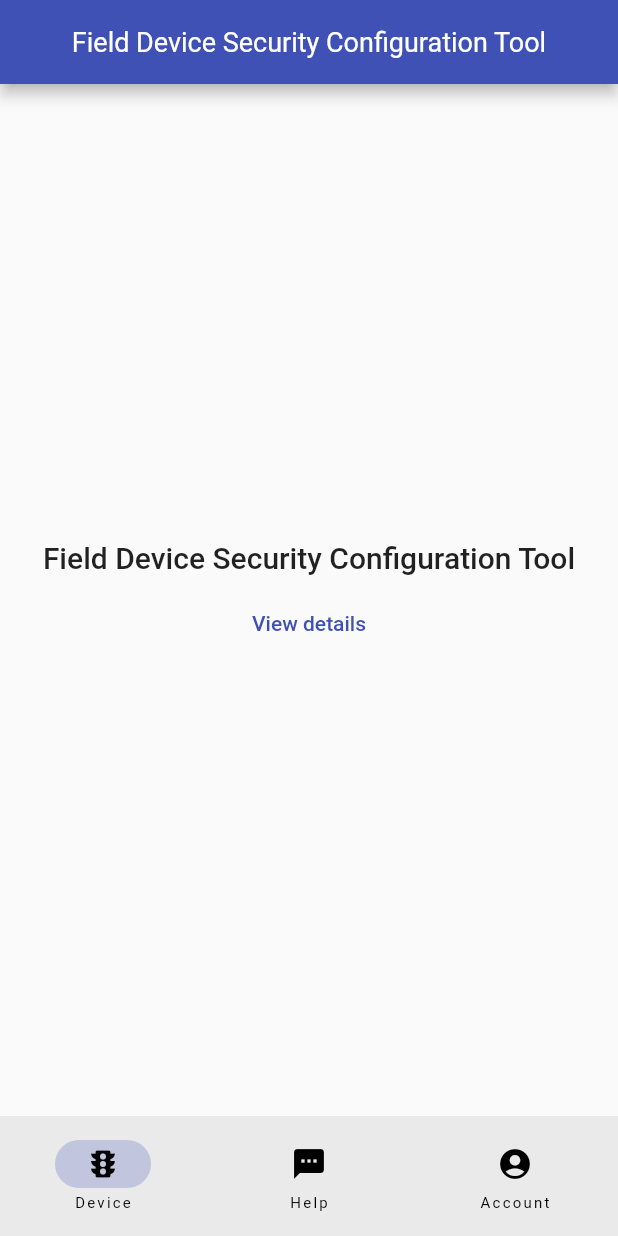
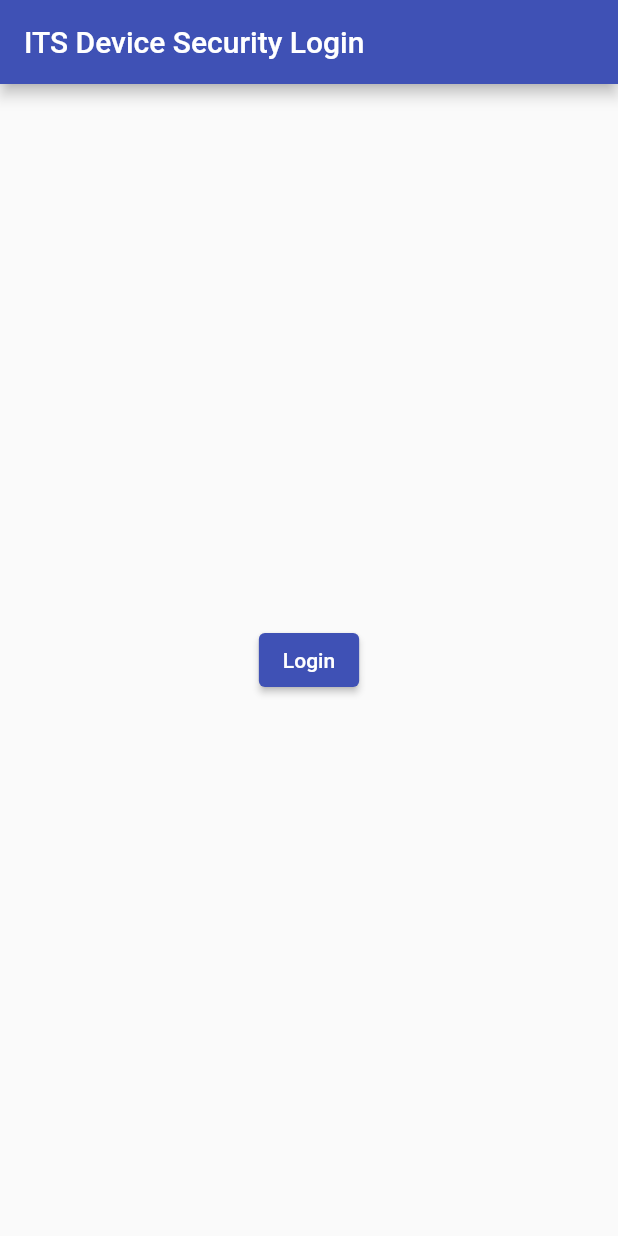
Before and after one commit to usdot-fhwa-OPS/Cybersecurity, a Flutter app: the screen it shows after launch, on a phone screen of 412 x 824 dp. Run offline on Flutter 3.47's test engine with Material 2 defaults, Android fonts, the phone set to English and light mode, and no system bars; our stand-ins replace go_router.

Commit message:
Added User Info and GoRouter redirect for login page

```diff
--- a/lib/main.dart
+++ b/lib/main.dart
@@ -1,5 +1,10 @@
 import 'package:flutter/material.dart';
 import 'package:cybersecurity_its_app/utils/router_configuration.dart';
+import 'package:cybersecurity_its_app/utils/login_info.dart';
+import 'package:provider/provider.dart';
+
+
+final LoginInfo _loginInfo = LoginInfo();
 
 void main() {
   runApp(const MyApp());
@@ -8,14 +13,18 @@ void main() {
 class MyApp extends StatelessWidget {
   const MyApp({super.key});
 
+
   @override
-  Widget build(BuildContext context) {
-    return MaterialApp.router(
+  Widget build(BuildContext context) => ChangeNotifierProvider<LoginInfo>.value(
+        value: _loginInfo,
+        child: MaterialApp.router(
           routerConfig: goRouter,
           debugShowCheckedModeBanner: false,
           theme: ThemeData(
             primarySwatch: Colors.indigo,
           ),
+        ),
       );
+
+
 }
-}
--- /dev/null
+++ b/lib/utils/login_info.dart
@@ -0,0 +1,31 @@
+import 'package:flutter/material.dart';
+
+//TODO: additional login rules will need to be applied eventually. 30 day limit for stored credentials, etc
+/// The login information.
+class LoginInfo extends ChangeNotifier {
+
+  static final LoginInfo _singleton = LoginInfo._internal();
+  factory LoginInfo() {
+    return _singleton;
+  }
+  LoginInfo._internal();
+
+  /// The username of login.
+  String get userName => _userName;
+  String _userName = '';
+
+  /// Whether a user has logged in.
+  bool get loggedIn => _userName.isNotEmpty;
+
+  /// Logs in a user.
+  void login(String userName) {
+    _userName = userName;
+    notifyListeners();
+  }
+
+  /// Logs out the current user.
+  void logout() {
+    _userName = '';
+    notifyListeners();
+  }
+}
--- a/lib/utils/router_configuration.dart
+++ b/lib/utils/router_configuration.dart
@@ -1,8 +1,10 @@
 import 'package:flutter/material.dart';
 import 'package:go_router/go_router.dart';
 
+import 'package:cybersecurity_its_app/utils/login_info.dart';
 import 'package:cybersecurity_its_app/widgets/bottom_nav_bar.dart';
 import 'package:cybersecurity_its_app/views/home_screen.dart';
+import 'package:cybersecurity_its_app/views/login_screen.dart';
 import 'package:cybersecurity_its_app/views/device_detail_screen.dart';
 import 'package:cybersecurity_its_app/views/help_screen.dart';
 import 'package:cybersecurity_its_app/views/settings_screen.dart';
@@ -11,6 +13,7 @@ final _rootNavigatorKey = GlobalKey<NavigatorState>();
 final _shellNavigatorAKey = GlobalKey<NavigatorState>(debugLabel: 'shellA');
 final _shellNavigatorBKey = GlobalKey<NavigatorState>(debugLabel: 'shellB');
 final _shellNavigatorCKey = GlobalKey<NavigatorState>(debugLabel: 'shellC');
+final _loginInfo = LoginInfo();
 
 /// The route configuration.
 final goRouter = GoRouter(
@@ -75,5 +78,35 @@ final goRouter = GoRouter(
         ),
       ],
     ),
+    GoRoute(
+      parentNavigatorKey: _rootNavigatorKey,
+      path: '/Login',
+      pageBuilder: (context, state) => const NoTransitionPage(
+        child: LoginScreen(label: 'ITS Device Security Login'),
+      ),
+    ),
+
   ],
+
+  // redirect to the login page if the user is not logged in
+    redirect: (BuildContext context, GoRouterState state) {
+      // if the user is not logged in, they need to login
+      final bool loggedIn = _loginInfo.loggedIn;
+      final bool loggingIn = state.matchedLocation == '/Login';
+      if (!loggedIn) {
+        return '/Login';
+      }
+
+      // if the user is logged in but still on the login page, send them to
+      // the home page
+      if (loggingIn) {
+        return '/Home';
+      }
+
+      // no need to redirect at all
+      return null;
+    },
+
+    // changes on the listenable will cause the router to refresh it's route
+    refreshListenable: _loginInfo,
 );
--- /dev/null
+++ b/lib/views/login_screen.dart
@@ -0,0 +1,33 @@
+import 'package:flutter/material.dart';
+import 'package:cybersecurity_its_app/utils/login_info.dart';
+import 'package:provider/provider.dart';
+
+class LoginScreen extends StatelessWidget {
+  /// Creates a LoginScreen
+  const LoginScreen({required this.label, Key? key})
+      : super(key: key);
+
+  /// The label
+  final String label;
+
+  @override
+  Widget build(BuildContext context) {
+    return Scaffold(
+      appBar: AppBar(
+        title: Text(label),
+      ),
+      body: Center(
+          child: ElevatedButton(
+            onPressed: () {
+              // log a user in, letting all the listeners know
+              context.read<LoginInfo>().login('test-user');
+
+              // router will automatically redirect from /Login to / using
+              // refreshListenable
+            },
+            child: const Text('Login'),
+          ),
+        ),
+    );
+  }
+}
--- a/pubspec.yaml
+++ b/pubspec.yaml
@@ -40,7 +40,7 @@ dependencies:
 dev_dependencies:
   flutter_test:
     sdk: flutter
-
+  provider: ^5.0.0
   # The "flutter_lints" package below contains a set of recommended lints to
   # encourage good coding practices. The lint set provided by the package is
   # activated in the `analysis_options.yaml` file located at the root of your
```
Also changed, not shown: pubspec.lock. Lines whose indentation alone changed are shown as unchanged.
